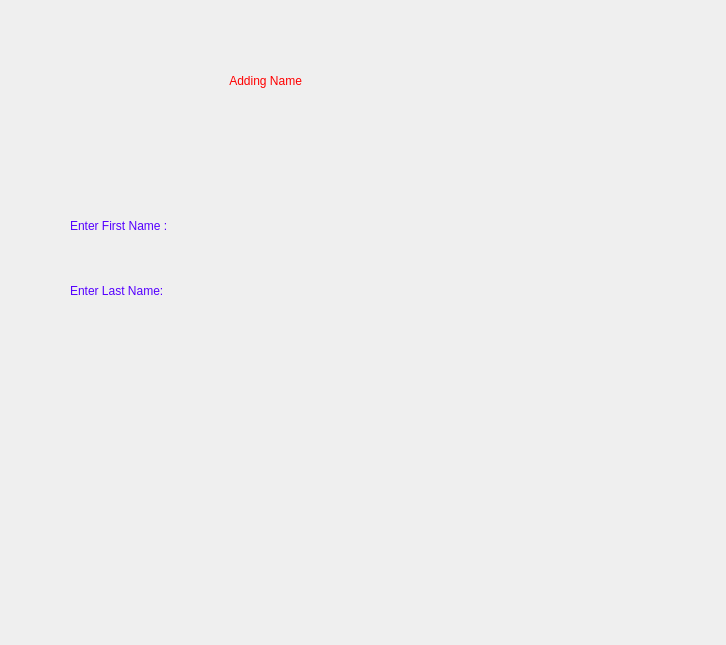
Qt form first_app.ui (phineas-freak/ML_Workshop) before a commit.
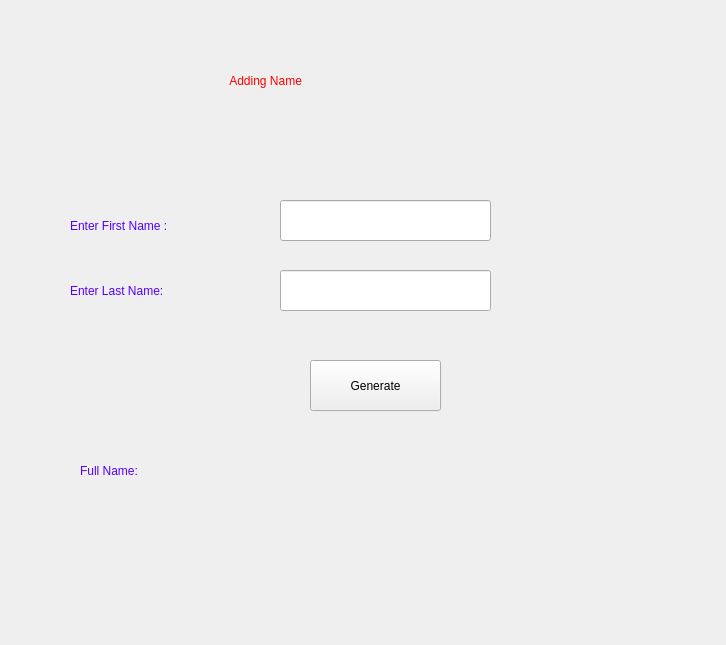
The same form after that commit.

What changed in the file:
```diff
--- a/first_app.ui
+++ b/first_app.ui
@@ -64,6 +64,68 @@
     <string>Enter Last Name:</string>
    </property>
   </widget>
+  <widget class="QLineEdit" name="first_name">
+   <property name="geometry">
+    <rect>
+     <x>280</x>
+     <y>200</y>
+     <width>211</width>
+     <height>41</height>
+    </rect>
+   </property>
+   <property name="styleSheet">
+    <string notr="true">color:rgb(0, 0, 0);
+font: 22pt &quot;Microsoft Himalaya&quot;;</string>
+   </property>
+  </widget>
+  <widget class="QLineEdit" name="last_name">
+   <property name="geometry">
+    <rect>
+     <x>280</x>
+     <y>270</y>
+     <width>211</width>
+     <height>41</height>
+    </rect>
+   </property>
+   <property name="styleSheet">
+    <string notr="true">color:rgb(0, 0, 0);
+font: 22pt &quot;Microsoft Himalaya&quot;;</string>
+   </property>
+  </widget>
+  <widget class="QPushButton" name="generate_button">
+   <property name="geometry">
+    <rect>
+     <x>310</x>
+     <y>360</y>
+     <width>131</width>
+     <height>51</height>
+    </rect>
+   </property>
+   <property name="styleSheet">
+    <string notr="true">color:rgb(0, 0, 0);
+font: 22pt &quot;Microsoft Himalaya&quot;;</string>
+   </property>
+   <property name="text">
+    <string>Generate</string>
+   </property>
+  </widget>
+  <widget class="QLabel" name="full_name">
+   <property name="geometry">
+    <rect>
+     <x>80</x>
+     <y>450</y>
+     <width>141</width>
+     <height>41</height>
+    </rect>
+   </property>
+   <property name="styleSheet">
+    <string notr="true">color:rgb(85, 0, 255);
+font: 75 14pt &quot;Georgia&quot;;</string>
+   </property>
+   <property name="text">
+    <string>Full Name: </string>
+   </property>
+  </widget>
  </widget>
  <resources/>
  <connections/>
```
